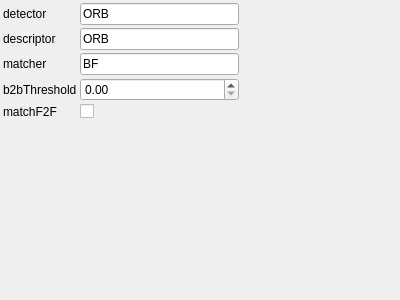
This is utils/corestructs/coreWidgets/featureDetectionParamsControlWidget.ui in NickPenkrat/corecvs as Qt 5 draws it before an edit. The edited form follows.
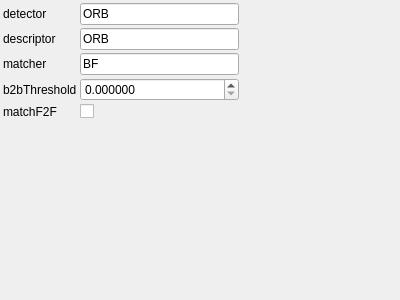
This is the edited form.

Commit message: Regenerating with fixed decimals

```diff
--- a/utils/corestructs/coreWidgets/featureDetectionParamsControlWidget.ui
+++ b/utils/corestructs/coreWidgets/featureDetectionParamsControlWidget.ui
@@ -83,6 +83,9 @@
        <property name="toolTip">
          <string>b2bThreshold</string>
        </property>
+       <property name="decimals">
+        <number>6</number>
+       </property>
      </widget>
     </item>
     <item row="4" column="0">
```
The commit also changes 14 other files.
